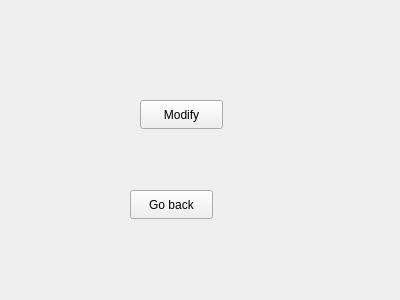
Zachaly/Jipp_Projekt_ZS_NS, file FilmManager/movieviewwidget.ui: the form before one commit.
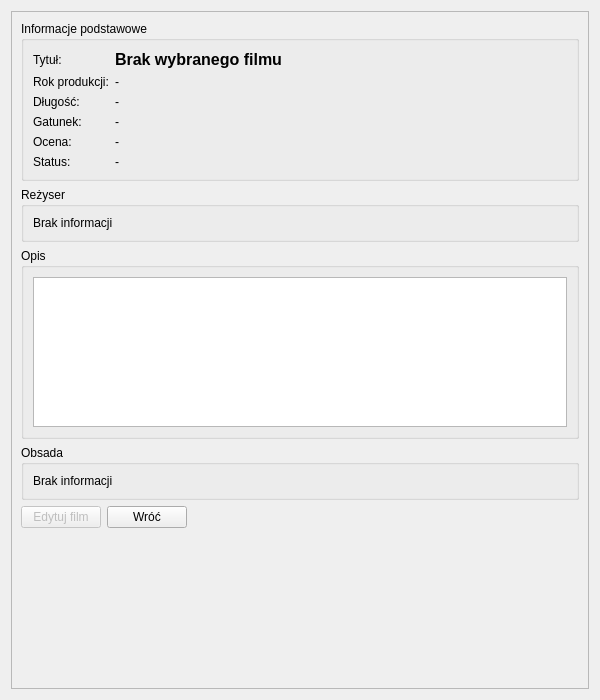
The form after the commit.

Commit message: Feature/add movie management (#7)

The edit to the form file:
```diff
--- a/FilmManager/movieviewwidget.ui
+++ b/FilmManager/movieviewwidget.ui
@@ -6,39 +6,240 @@
    <rect>
     <x>0</x>
     <y>0</y>
-    <width>400</width>
-    <height>300</height>
+    <width>600</width>
+    <height>700</height>
    </rect>
   </property>
   <property name="windowTitle">
    <string>Form</string>
   </property>
-  <widget class="QPushButton" name="modifyMovieButton">
-   <property name="geometry">
-    <rect>
-     <x>140</x>
-     <y>100</y>
-     <width>83</width>
-     <height>29</height>
-    </rect>
-   </property>
-   <property name="text">
-    <string>Modify</string>
-   </property>
-  </widget>
-  <widget class="QPushButton" name="goBackButton">
-   <property name="geometry">
-    <rect>
-     <x>130</x>
-     <y>190</y>
-     <width>83</width>
-     <height>29</height>
-    </rect>
-   </property>
-   <property name="text">
-    <string>Go back</string>
-   </property>
-  </widget>
+  <layout class="QVBoxLayout" name="mainLayout">
+   <item>
+    <widget class="QScrollArea" name="scrollArea">
+     <property name="widgetResizable">
+      <bool>true</bool>
+     </property>
+     <widget class="QWidget" name="contentWidget">
+      <property name="geometry">
+       <rect>
+        <x>0</x>
+        <y>0</y>
+        <width>580</width>
+        <height>680</height>
+       </rect>
+      </property>
+      <layout class="QVBoxLayout" name="contentLayout">
+       <item>
+        <widget class="QGroupBox" name="basicInfoGroup">
+         <property name="title">
+          <string>Informacje podstawowe</string>
+         </property>
+         <layout class="QFormLayout" name="basicInfoLayout">
+          <item row="0" column="0">
+           <widget class="QLabel" name="titleRowLabel">
+            <property name="text">
+             <string>Tytuł:</string>
+            </property>
+           </widget>
+          </item>
+          <item row="0" column="1">
+           <widget class="QLabel" name="titleLabel">
+            <property name="text">
+             <string>Brak wybranego filmu</string>
+            </property>
+            <property name="wordWrap">
+             <bool>true</bool>
+            </property>
+            <property name="styleSheet">
+             <string notr="true">font-weight: bold; font-size: 16px;</string>
+            </property>
+           </widget>
+          </item>
+          <item row="1" column="0">
+           <widget class="QLabel" name="yearRowLabel">
+            <property name="text">
+             <string>Rok produkcji:</string>
+            </property>
+           </widget>
+          </item>
+          <item row="1" column="1">
+           <widget class="QLabel" name="yearLabel">
+            <property name="text">
+             <string>-</string>
+            </property>
+           </widget>
+          </item>
+          <item row="2" column="0">
+           <widget class="QLabel" name="lengthRowLabel">
+            <property name="text">
+             <string>Długość:</string>
+            </property>
+           </widget>
+          </item>
+          <item row="2" column="1">
+           <widget class="QLabel" name="lengthLabel">
+            <property name="text">
+             <string>-</string>
+            </property>
+           </widget>
+          </item>
+          <item row="3" column="0">
+           <widget class="QLabel" name="genreRowLabel">
+            <property name="text">
+             <string>Gatunek:</string>
+            </property>
+           </widget>
+          </item>
+          <item row="3" column="1">
+           <widget class="QLabel" name="genreLabel">
+            <property name="text">
+             <string>-</string>
+            </property>
+           </widget>
+          </item>
+          <item row="4" column="0">
+           <widget class="QLabel" name="ratingRowLabel">
+            <property name="text">
+             <string>Ocena:</string>
+            </property>
+           </widget>
+          </item>
+          <item row="4" column="1">
+           <widget class="QLabel" name="ratingLabel">
+            <property name="text">
+             <string>-</string>
+            </property>
+           </widget>
+          </item>
+          <item row="5" column="0">
+           <widget class="QLabel" name="watchedRowLabel">
+            <property name="text">
+             <string>Status:</string>
+            </property>
+           </widget>
+          </item>
+          <item row="5" column="1">
+           <widget class="QLabel" name="watchedLabel">
+            <property name="text">
+             <string>-</string>
+            </property>
+           </widget>
+          </item>
+         </layout>
+        </widget>
+       </item>
+       <item>
+        <widget class="QGroupBox" name="directorGroup">
+         <property name="title">
+          <string>Reżyser</string>
+         </property>
+         <layout class="QVBoxLayout" name="directorLayout">
+          <item>
+           <widget class="QLabel" name="directorLabel">
+            <property name="text">
+             <string>Brak informacji</string>
+            </property>
+            <property name="wordWrap">
+             <bool>true</bool>
+            </property>
+           </widget>
+          </item>
+         </layout>
+        </widget>
+       </item>
+       <item>
+        <widget class="QGroupBox" name="descriptionGroup">
+         <property name="title">
+          <string>Opis</string>
+         </property>
+         <layout class="QVBoxLayout" name="descriptionLayout">
+          <item>
+           <widget class="QTextEdit" name="descriptionText">
+            <property name="maximumSize">
+             <size>
+              <width>16777215</width>
+              <height>150</height>
+             </size>
+            </property>
+            <property name="readOnly">
+             <bool>true</bool>
+            </property>
+           </widget>
+          </item>
+         </layout>
+        </widget>
+       </item>
+       <item>
+        <widget class="QGroupBox" name="actorsGroup">
+         <property name="title">
+          <string>Obsada</string>
+         </property>
+         <layout class="QVBoxLayout" name="actorsLayout">
+          <item>
+           <widget class="QLabel" name="actorsLabel">
+            <property name="text">
+             <string>Brak informacji</string>
+            </property>
+            <property name="wordWrap">
+             <bool>true</bool>
+            </property>
+           </widget>
+          </item>
+         </layout>
+        </widget>
+       </item>
+       <item>
+        <layout class="QHBoxLayout" name="buttonLayout">
+         <item>
+          <widget class="QPushButton" name="editButton">
+           <property name="enabled">
+            <bool>false</bool>
+           </property>
+           <property name="text">
+            <string>Edytuj film</string>
+           </property>
+          </widget>
+         </item>
+         <item>
+          <widget class="QPushButton" name="backButton">
+           <property name="text">
+            <string>Wróć</string>
+           </property>
+          </widget>
+         </item>
+         <item>
+          <spacer name="horizontalSpacer">
+           <property name="orientation">
+            <enum>Qt::Horizontal</enum>
+           </property>
+           <property name="sizeHint" stdset="0">
+            <size>
+             <width>40</width>
+             <height>20</height>
+            </size>
+           </property>
+          </spacer>
+         </item>
+        </layout>
+       </item>
+       <item>
+        <spacer name="verticalSpacer">
+         <property name="orientation">
+          <enum>Qt::Vertical</enum>
+         </property>
+         <property name="sizeHint" stdset="0">
+          <size>
+           <width>20</width>
+           <height>40</height>
+          </size>
+         </property>
+        </spacer>
+       </item>
+      </layout>
+     </widget>
+    </widget>
+   </item>
+  </layout>
  </widget>
  <resources/>
  <connections/>
```
Left out of the diff: 2 changed lines with no effect on the pictures. The commit also changes 24 other files.
